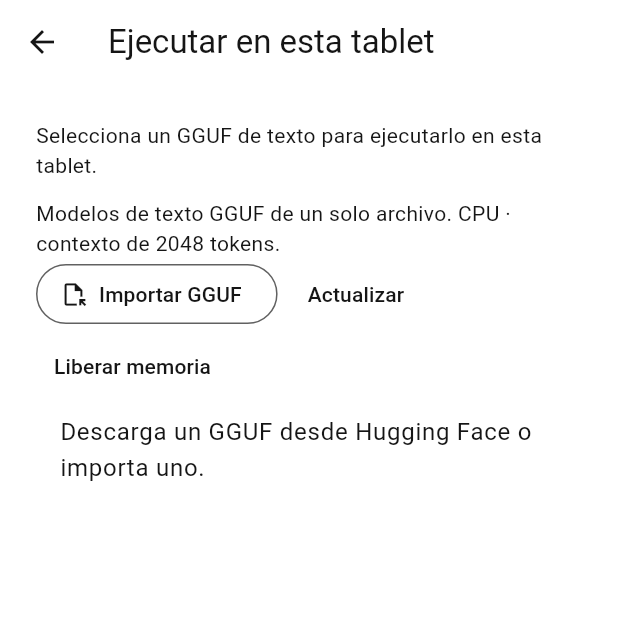
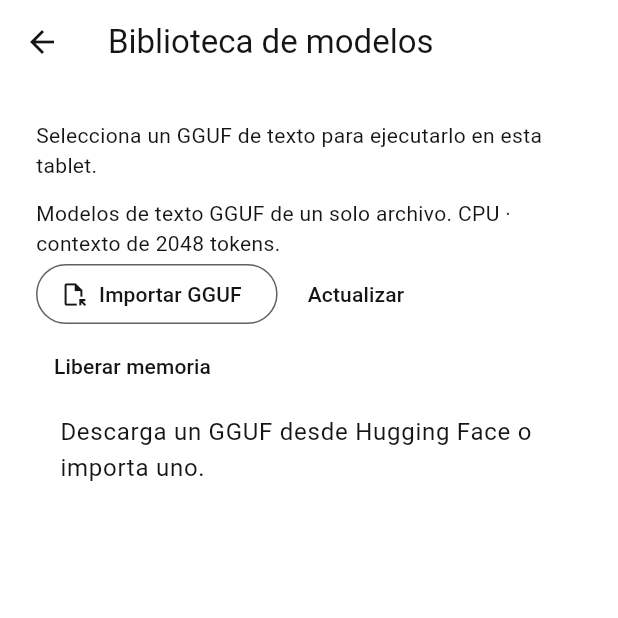
Before and after one commit to arcanokuro-art/ZASKIA, a Flutter app: the LocalModelsScreen screen opened directly with empty values, after a tap on "Importar GGUF", on a phone screen of 412 x 824 dp, the top half of it. Run offline on Flutter 3.47's test engine with Material 3 defaults, Android fonts, the phone set to English and light mode, and no system bars; our stand-ins replace file_picker, image_picker, local_auth; missing offline and left inert: llama_flutter_android.

Commit message:
Show model library with locations sizes formats and capabilities [skip ci]

```diff
--- a/lib/runtime/local_models_screen.dart
+++ b/lib/runtime/local_models_screen.dart
@@ -5,6 +5,7 @@ import 'package:flutter/material.dart';
 
 import 'downloaded_models.dart';
 import 'model_runtime.dart';
+import 'model_info.dart';
 
 class LocalModelsScreen extends StatefulWidget {
   const LocalModelsScreen({super.key, required this.runtime});
@@ -17,6 +18,9 @@ class _LocalModelsScreenState extends State<LocalModelsScreen> {
   final _library = DownloadedModels();
   List<File> _files = [];
   bool _busy = false;
+  Map<String, ModelInfo> _details = {};
+  List<Map<String, dynamic>> _remote = [];
+  String? _remoteStatus;
   String _status = 'Selecciona un GGUF de texto para ejecutarlo en esta tablet.';
 
   @override
@@ -27,7 +31,29 @@ class _LocalModelsScreenState extends State<LocalModelsScreen> {
 
   Future<void> _refresh() async {
     final files = await _library.list();
-    if (mounted) setState(() => _files = files);
+    final details = <String, ModelInfo>{};
+    for (final file in files) {
+      try {
+        details[file.path] = await ModelInfo.inspect(file);
+      } on Exception {
+        // A download or import may have changed since the scan.
+      }
+    }
+    var remote = <Map<String, dynamic>>[];
+    String? remoteStatus;
+    if (widget.runtime.address.isNotEmpty) {
+      try {
+        remote = await widget.runtime.models();
+      } on Exception {
+        remoteStatus = 'No se pudo consultar el motor conectado.';
+      }
+    }
+    if (mounted) setState(() {
+      _files = files;
+      _details = details;
+      _remote = remote;
+      _remoteStatus = remoteStatus;
+    });
   }
 
   Future<void> _run(Future<void> Function() operation) async {
@@ -42,9 +68,47 @@ class _LocalModelsScreenState extends State<LocalModelsScreen> {
     }
   }
 
+  Future<void> _showDetails(File file) async {
+    final info = _details[file.path];
+    if (info == null) return;
+    await showDialog<void>(context: context, builder: (context) => AlertDialog(
+      title: Text(_library.name(file)),
+      content: SizedBox(width: 560, child: SingleChildScrollView(
+        child: SelectableText([
+          'Ubicación\n${info.path}',
+          'Tamaño\n${info.size} · ${info.bytes} bytes',
+          'Formato\n${info.format}',
+          'Capacidades\n${info.capabilities}',
+          'Motor\n${info.engine}',
+          for (final entry in info.metadata.entries) '${entry.key}\n${entry.value}',
+        ].join('\n\n')),
+      )),
+      actions: [TextButton(onPressed: () => Navigator.pop(context), child: const Text('Cerrar'))],
+    ));
+  }
+
+  Future<void> _showRemote(Map<String, dynamic> model) async {
+    final name = model['name'] as String;
+    final info = await widget.runtime.request('/api/show', method: 'POST', body: {'model': name});
+    if (!mounted) return;
+    await showDialog<void>(context: context, builder: (context) => AlertDialog(
+      title: Text(name),
+      content: SingleChildScrollView(child: SelectableText([
+        'Ubicación\nMotor Ollama: ${widget.runtime.address}\nLa API no informa la ruta física.',
+        'Tamaño\n${((model['size'] as num? ?? 0) / 1000000000).toStringAsFixed(2)} GB',
+        'Formato\n${info['details']?['format'] ?? 'No informado'}',
+        'Arquitectura\n${info['details']?['family'] ?? 'No informada'}',
+        'Cuantización\n${info['details']?['quantization_level'] ?? 'No informada'}',
+        'Capacidades\n${(info['capabilities'] as List? ?? []).join(', ')}',
+        'Motor\nOllama conectado',
+      ].join('\n\n'))),
+      actions: [TextButton(onPressed: () => Navigator.pop(context), child: const Text('Cerrar'))],
+    ));
+  }
+
   @override
   Widget build(BuildContext context) => Scaffold(
-    appBar: AppBar(title: const Text('Ejecutar en esta tablet')),
+    appBar: AppBar(title: const Text('Biblioteca de modelos')),
     body: ListView(padding: const EdgeInsets.all(24), children: [
       Text(_status),
       const SizedBox(height: 12),
@@ -74,13 +138,15 @@ class _LocalModelsScreenState extends State<LocalModelsScreen> {
       ]),
       if (_files.isEmpty && !_busy)
         const ListTile(title: Text('Descarga un GGUF desde Hugging Face o importa uno.')),
+      if (_files.isNotEmpty) const ListTile(title: Text('En este dispositivo')),
       for (final file in _files)
         ListTile(
+          onTap: () => _showDetails(file),
           title: Text(_library.name(file)),
-          subtitle: Text(!_library.singleFile(file) ? 'Modelo dividido: requiere todos sus componentes'
+          subtitle: Text('${_details[file.path]?.size ?? 'Tamaño pendiente'} · ${_details[file.path]?.format ?? 'GGUF'}\\n'.replaceAll(r'\n', '\n') + (!_library.singleFile(file) ? 'Modelo dividido: requiere todos sus componentes'
             : widget.runtime.localPath == file.path && widget.runtime.useLocal
               ? 'Seleccionado para el chat'
-              : 'Disponible en el dispositivo'),
+              : 'Disponible en el dispositivo') + '\n${_details[file.path]?.capabilities ?? 'Capacidades por comprobar'}'),
           trailing: FilledButton(
             onPressed: _busy || !_library.singleFile(file) ? null : () => _run(() async {
               setState(() => _status = 'Cargando ${_library.name(file)}…');
@@ -90,6 +156,20 @@ class _LocalModelsScreenState extends State<LocalModelsScreen> {
             child: const Text('Cargar'),
           ),
         ),
+      if (_remoteStatus != null) ListTile(title: Text(_remoteStatus!)),
+      if (_remote.isNotEmpty) ...[
+        const Divider(),
+        ListTile(title: const Text('En el motor conectado'),
+          subtitle: Text(widget.runtime.address)),
+        for (final model in _remote)
+          ListTile(
+            leading: const Icon(Icons.computer_outlined),
+            title: Text(model['name'] as String),
+            subtitle: Text('${((model['size'] as num? ?? 0) / 1000000000).toStringAsFixed(2)} GB · Ollama'),
+            trailing: const Icon(Icons.info_outline),
+            onTap: _busy ? null : () => _run(() => _showRemote(model)),
+          ),
+      ],
     ]),
   );
 }
```
